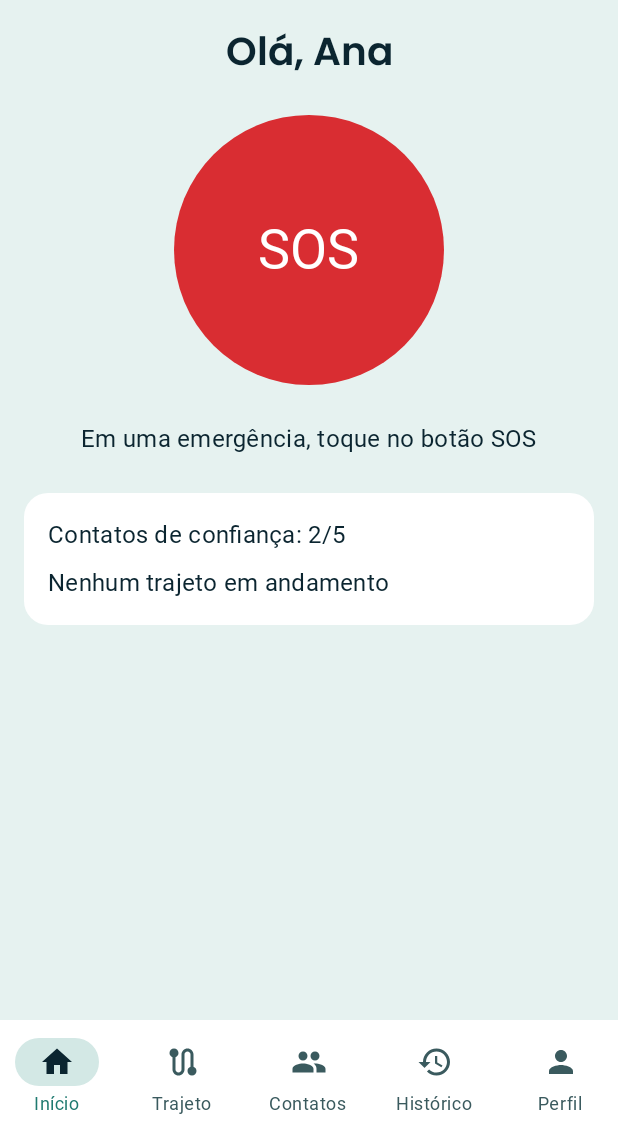
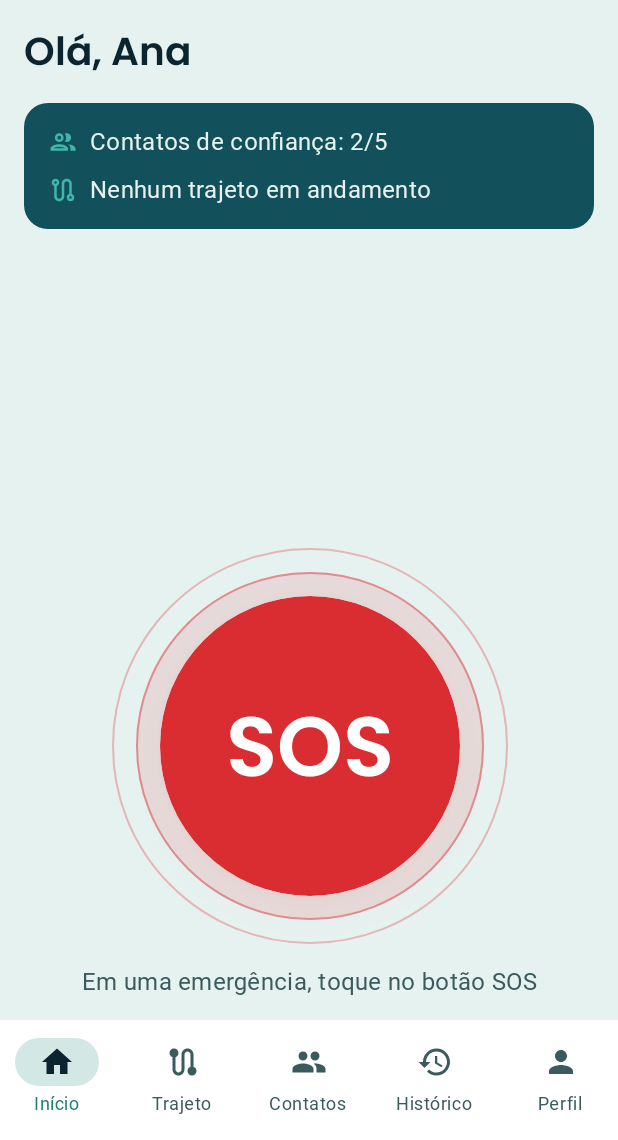
Before and after one commit to mattheeusdantas1-pixel/SafeRoute, an Android app built with Jetpack Compose: the MainActivity screen opened directly, with no data from a screen before it, on a phone screen of 412 x 824 dp, the part 96-1236 px from its top. Run offline under Robolectric (Android 15) with nearby library versions, the phone set to English and light mode, and no system bars; Roboto replaces fonts that are not available here.

Commit message:
feat: redesign da tela de inicio com SOS e resumo

```diff
--- a/app/src/main/java/com/example/saferoute/ui/InicioPage.kt
+++ b/app/src/main/java/com/example/saferoute/ui/InicioPage.kt
@@ -3,28 +3,48 @@ package com.example.saferoute.ui
 import android.app.Activity
 import android.widget.Toast
 import androidx.activity.compose.LocalActivity
+import androidx.compose.foundation.background
+import androidx.compose.foundation.border
 import androidx.compose.foundation.layout.Arrangement
+import androidx.compose.foundation.layout.Box
 import androidx.compose.foundation.layout.Column
+import androidx.compose.foundation.layout.Row
 import androidx.compose.foundation.layout.fillMaxSize
 import androidx.compose.foundation.layout.fillMaxWidth
 import androidx.compose.foundation.layout.padding
 import androidx.compose.foundation.layout.size
+import androidx.compose.foundation.rememberScrollState
 import androidx.compose.foundation.shape.CircleShape
+import androidx.compose.foundation.verticalScroll
+import androidx.compose.material.icons.Icons
+import androidx.compose.material.icons.outlined.Group
+import androidx.compose.material.icons.outlined.Route
 import androidx.compose.material3.Button
 import androidx.compose.material3.ButtonDefaults
 import androidx.compose.material3.Card
+import androidx.compose.material3.CardDefaults
+import androidx.compose.material3.Icon
 import androidx.compose.material3.MaterialTheme
+import androidx.compose.material3.Surface
 import androidx.compose.material3.Text
 import androidx.compose.runtime.Composable
 import androidx.compose.ui.Alignment
 import androidx.compose.ui.Modifier
+import androidx.compose.ui.draw.shadow
+import androidx.compose.ui.graphics.Color
+import androidx.compose.ui.graphics.vector.ImageVector
 import androidx.compose.ui.res.stringResource
-import androidx.compose.ui.text.font.FontWeight
+import androidx.compose.ui.text.style.TextAlign
 import androidx.compose.ui.unit.dp
 import androidx.compose.ui.unit.sp
 import com.example.saferoute.MAX_CONTATOS
 import com.example.saferoute.MainViewModel
 import com.example.saferoute.R
+import com.example.saferoute.ui.theme.Nevoa
+import com.example.saferoute.ui.theme.NoitePetroleo
+import com.example.saferoute.ui.theme.Petroleo
+import com.example.saferoute.ui.theme.SosVermelho
+import com.example.saferoute.ui.theme.VerdeAgua
 
 @Composable
 fun InicioPage(
@@ -34,18 +54,35 @@ fun InicioPage(
 ) {
     val activity = LocalActivity.current as Activity
 
+    // SpaceBetween joga o SOS para baixo (zona do polegar).
+    // A rolagem é só para telas pequenas, onde o conteúdo não caberia inteiro.
     Column(
-        modifier = modifier.fillMaxSize().padding(16.dp),
+        modifier = modifier
+            .fillMaxSize()
+            .verticalScroll(rememberScrollState())
+            .padding(16.dp),
         horizontalAlignment = Alignment.CenterHorizontally,
-        verticalArrangement = Arrangement.spacedBy(24.dp)
+        verticalArrangement = Arrangement.SpaceBetween
     ) {
+        Column(verticalArrangement = Arrangement.spacedBy(16.dp)) {
             Text(
                 text = stringResource(R.string.ola_usuario, viewModel.usuario.nome),
-            style = MaterialTheme.typography.headlineMedium
+                style = MaterialTheme.typography.headlineMedium,
+                modifier = Modifier.fillMaxWidth()
             )
 
-        // Botão redondo, grande e vermelho: fácil de achar numa emergência
-        Button(
+            CardResumo(
+                totalContatos = viewModel.contatos.size,
+                trajetoAtivo = viewModel.trajetoAtual != null
+            )
+        }
+
+        Column(
+            horizontalAlignment = Alignment.CenterHorizontally,
+            verticalArrangement = Arrangement.spacedBy(16.dp),
+            modifier = Modifier.padding(top = 16.dp)
+        ) {
+            BotaoSos(
                 onClick = {
                     // RN05: sem contatos o ViewModel devolve o erro e a tela de SOS não abre
                     val erro = viewModel.acionarSos()
@@ -54,37 +91,119 @@ fun InicioPage(
                     } else {
                         onSosClick()
                     }
-            },
-            modifier = Modifier.size(180.dp),
+                }
+            )
+
+            Text(
+                text = stringResource(R.string.inicio_dica_sos),
+                style = MaterialTheme.typography.bodyLarge,
+                color = MaterialTheme.colorScheme.onSurfaceVariant,
+                textAlign = TextAlign.Center
+            )
+        }
+    }
+}
+
+// Círculo grande com dois anéis em volta: é a forma mais fácil de achar numa emergência.
+// Usa SosVermelho direto porque o colorScheme.error do modo escuro é mais claro de propósito.
+@Composable
+private fun BotaoSos(onClick: () -> Unit) {
+    Box(contentAlignment = Alignment.Center) {
+        Box(
+            modifier = Modifier
+                .size(264.dp)
+                .border(1.dp, SosVermelho.copy(alpha = 0.3f), CircleShape)
+        )
+        Box(
+            modifier = Modifier
+                .size(232.dp)
+                .background(SosVermelho.copy(alpha = 0.12f), CircleShape)
+                .border(1.dp, SosVermelho.copy(alpha = 0.45f), CircleShape)
+        )
+        Button(
+            onClick = onClick,
+            modifier = Modifier
+                .size(200.dp)
+                .shadow(
+                    elevation = 12.dp,
+                    shape = CircleShape,
+                    ambientColor = SosVermelho,
+                    spotColor = SosVermelho
+                ),
             shape = CircleShape,
             colors = ButtonDefaults.buttonColors(
-                containerColor = MaterialTheme.colorScheme.error,
-                contentColor = MaterialTheme.colorScheme.onError
+                containerColor = SosVermelho,
+                contentColor = Color.White
             )
         ) {
             Text(
                 text = stringResource(R.string.botao_sos),
-                fontSize = 36.sp,
-                fontWeight = FontWeight.Bold
+                style = MaterialTheme.typography.displaySmall,
+                fontSize = 56.sp
             )
         }
-
-        Text(stringResource(R.string.inicio_dica_sos))
+    }
+}
 
 // Resumo: quantos contatos tem e se há trajeto em andamento
-        Card(modifier = Modifier.fillMaxWidth()) {
+@Composable
+private fun CardResumo(totalContatos: Int, trajetoAtivo: Boolean) {
+    Card(
+        modifier = Modifier.fillMaxWidth(),
+        colors = CardDefaults.cardColors(containerColor = Petroleo, contentColor = Nevoa)
+    ) {
         Column(
             modifier = Modifier.padding(16.dp),
-                verticalArrangement = Arrangement.spacedBy(8.dp)
+            verticalArrangement = Arrangement.spacedBy(12.dp)
         ) {
-                Text(stringResource(R.string.inicio_resumo_contatos, viewModel.contatos.size, MAX_CONTATOS))
-                Text(
-                    stringResource(
-                        if (viewModel.trajetoAtual != null) R.string.inicio_trajeto_ativo
-                        else R.string.inicio_trajeto_nenhum
+            LinhaResumo(
+                icone = Icons.Outlined.Group,
+                texto = stringResource(R.string.inicio_resumo_contatos, totalContatos, MAX_CONTATOS)
             )
+
+            if (trajetoAtivo) {
+                // Pílula verde-água: o estado positivo salta aos olhos sem usar vermelho
+                Surface(
+                    color = VerdeAgua,
+                    contentColor = NoitePetroleo,
+                    shape = MaterialTheme.shapes.extraLarge
+                ) {
+                    LinhaResumo(
+                        icone = Icons.Outlined.Route,
+                        texto = stringResource(R.string.inicio_trajeto_ativo),
+                        corIcone = NoitePetroleo,
+                        modifier = Modifier.padding(horizontal = 12.dp, vertical = 6.dp)
+                    )
+                }
+            } else {
+                LinhaResumo(
+                    icone = Icons.Outlined.Route,
+                    texto = stringResource(R.string.inicio_trajeto_nenhum)
                 )
             }
         }
     }
 }
+
+// contentDescription null: o ícone só enfeita, o leitor de tela já lê o texto ao lado
+@Composable
+private fun LinhaResumo(
+    icone: ImageVector,
+    texto: String,
+    modifier: Modifier = Modifier,
+    corIcone: Color = VerdeAgua
+) {
+    Row(
+        modifier = modifier,
+        verticalAlignment = Alignment.CenterVertically,
+        horizontalArrangement = Arrangement.spacedBy(8.dp)
+    ) {
+        Icon(
+            imageVector = icone,
+            contentDescription = null,
+            tint = corIcone,
+            modifier = Modifier.size(20.dp)
+        )
+        Text(text = texto, style = MaterialTheme.typography.bodyLarge)
+    }
+}
```
Lines whose indentation alone changed are shown as unchanged.
